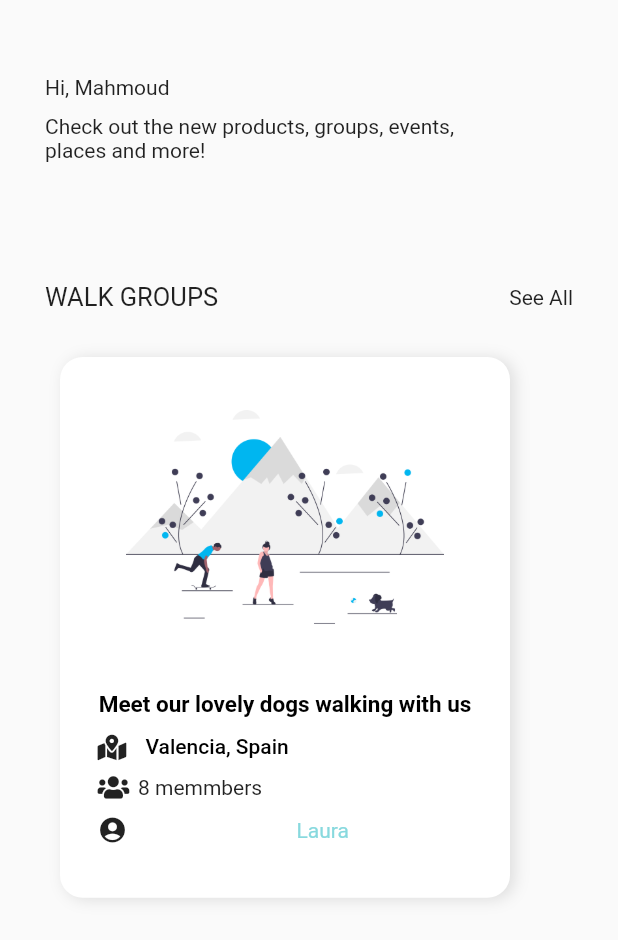
After one commit to MHarooney/IPetMobile, a Flutter app: the DashBoardScreen screen opened directly, on a phone screen of 412 x 824 dp. The commit adds this screen. Shown: the top 940 px of the screen. Run offline on Flutter 3.47's test engine with Material 2 defaults, Android fonts, the light colour scheme and no system bars; our stand-ins replace country_code_picker, custom_navigation_bar, flutter_screenutil, font_awesome_flutter; Roboto replaces fonts that are missing (Montserrat).

Commit message:
Custom Scaffold Created

```diff
--- a/lib/screens/dash_board_screen/dash_board_screen.dart
+++ b/lib/screens/dash_board_screen/dash_board_screen.dart
@@ -1,11 +1,13 @@
 import 'package:flutter/material.dart';
+import 'package:ipet/widgets/common/ipet_custom_scaffold.dart';
 import 'package:ipet/widgets/custom_grid_view_card.dart';
 
 class DashBoardScreen extends StatelessWidget {
   @override
   Widget build(BuildContext context) {
     var size = MediaQuery.of(context).size;
-    return Scaffold(
+    return IPetCustomScaffold(
+      // appBar: IPetAppBar(),
       body: SafeArea(
           child: ListView(
         children: <Widget>[
--- /dev/null
+++ b/lib/widgets/common/ipet_custom_scaffold.dart
@@ -0,0 +1,21 @@
+import 'package:flutter/material.dart';
+
+class IPetCustomScaffold extends StatelessWidget {
+  final Widget body;
+  final PreferredSizeWidget iPetAppBar;
+
+  const IPetCustomScaffold({
+    @required this.body,
+    this.iPetAppBar,
+  });
+
+  @override
+  Scaffold build(BuildContext context) {
+    return Scaffold(
+      appBar: iPetAppBar,
+      body: SafeArea(
+        child: body,
+      ),
+    );
+  }
+}
```
